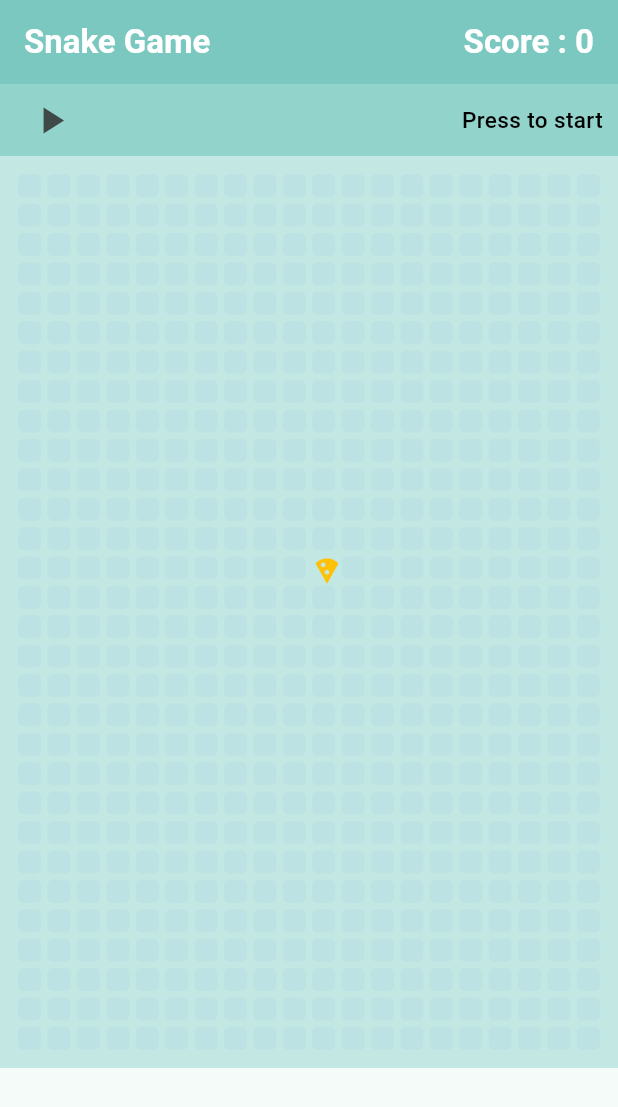
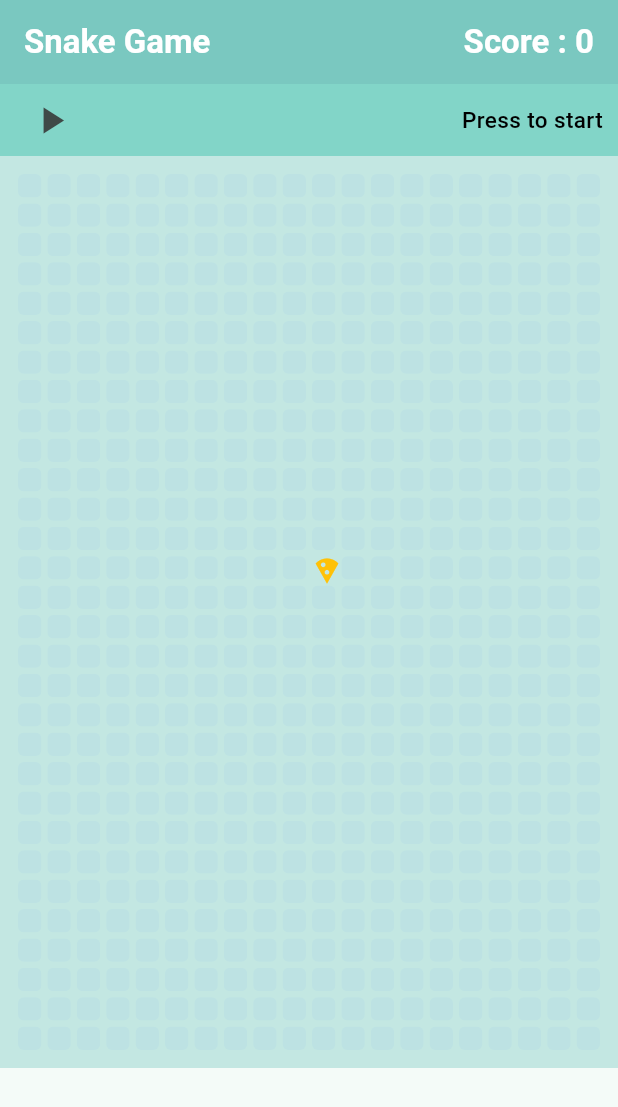
Before and after one commit to chingalo-family/snake-app, a Flutter app: the screen it shows after launch, on a phone screen of 412 x 824 dp. Shown: the top 1107 px of the screen. Run offline on Flutter 3.47's test engine with Material 3 defaults, Android fonts, the phone set to English and light mode, and no system bars.

Commit message:
chore: 🤖 styles for app bar container

```diff
--- a/lib/modules/snake/components/app_actions.dart
+++ b/lib/modules/snake/components/app_actions.dart
@@ -1,7 +1,6 @@
 import 'package:flutter/material.dart';
 import 'package:provider/provider.dart';
 import 'package:snake_game/core/app_state/snake_state.dart';
-import 'package:snake_game/core/constants/app_info_reference.dart';
 
 class AppActions extends StatelessWidget {
   const AppActions({
@@ -41,7 +40,7 @@ class AppActions extends StatelessWidget {
         bool isGameOver = snakeState.isGameOver;
         bool hasGameStarted = snakeState.hasGameStarted;
         return Container(
-          color: AppInfoReference.defaultAppColor.withOpacity(0.4),
+          color: Theme.of(context).colorScheme.inversePrimary,
           padding: const EdgeInsets.symmetric(
             horizontal: 10.0,
           ),
```
